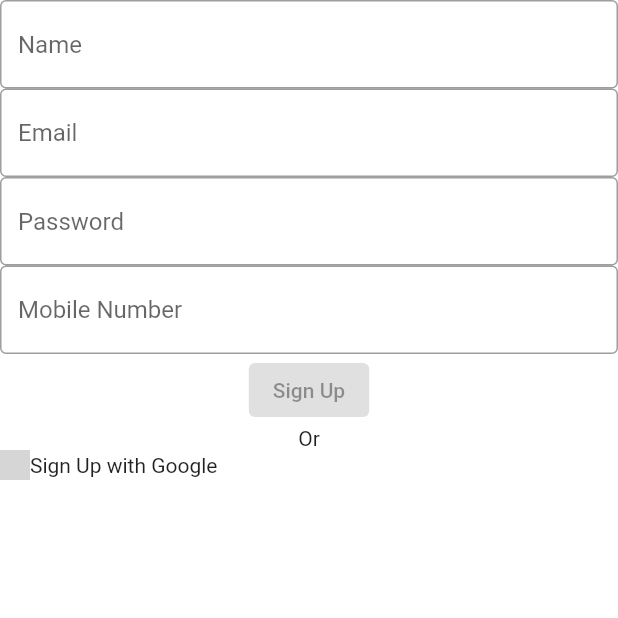
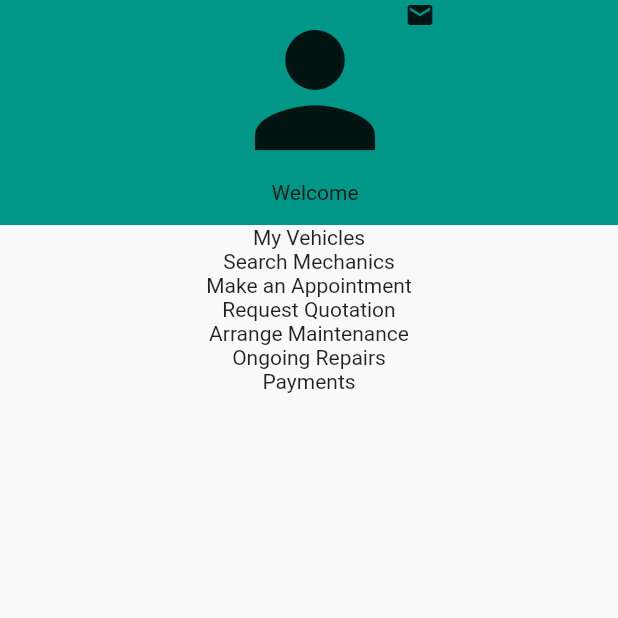
Before and after one commit to Ravindu-Jayathilaka/easy_fix, a Flutter app: the screen it shows after launch, on a phone screen of 412 x 824 dp, the top half of it. Run offline on Flutter 3.47's test engine with Material 2 defaults, Android fonts, the phone set to English and light mode, and no system bars; grey boxes are pictures that could not be loaded.

Commit message:
ui design

```diff
--- a/lib/main.dart
+++ b/lib/main.dart
@@ -1,10 +1,11 @@
-import 'package:easy_fix/newpassword.dart';
-import 'package:easy_fix/pwreset.dart';
-import 'package:easy_fix/verificationcode.dart';
+import 'package:easy_fix/LogIn/newpassword.dart';
+import 'package:easy_fix/LogIn/pwreset.dart';
+import 'package:easy_fix/LogIn/verificationcode.dart';
+import 'package:easy_fix/userwelcome.dart';
 import 'package:flutter/material.dart';
-import 'package:easy_fix/log in page.dart';
-import 'package:easy_fix/create account page.dart';
+import 'package:easy_fix/LogIn/log%20in%20page.dart';
+import 'package:easy_fix/LogIn/create%20account%20page.dart';
 
 void main() => runApp(MaterialApp(
-      home: CreateAccount(),
+      home: UserWelcome(),
     ));
--- /dev/null
+++ b/lib/myvehicles.dart
@@ -0,0 +1,15 @@
+import 'package:flutter/material.dart';
+
+class MyVehicles extends StatefulWidget {
+  const MyVehicles({Key? key}) : super(key: key);
+
+  @override
+  State<MyVehicles> createState() => _MyVehiclesState();
+}
+
+class _MyVehiclesState extends State<MyVehicles> {
+  @override
+  Widget build(BuildContext context) {
+    return Container();
+  }
+}
--- /dev/null
+++ b/lib/userwelcome.dart
@@ -0,0 +1,58 @@
+import 'package:flutter/material.dart';
+
+class UserWelcome extends StatefulWidget {
+  const UserWelcome({Key? key}) : super(key: key);
+
+  @override
+  State<UserWelcome> createState() => _UserWelcomeState();
+}
+
+class _UserWelcomeState extends State<UserWelcome> {
+  @override
+  Widget build(BuildContext context) {
+    return MaterialApp(
+      home: Scaffold(
+        body: SafeArea(
+          child: Column(
+            children: [
+              Container(
+                height: 150.0,
+                color: Colors.teal,
+                child: Row(
+                  children: [
+                    const SizedBox(width: 150),
+                    Column(
+                      children: const [
+                        Icon(
+                          Icons.person,
+                          size: 120,
+                        ),
+                        Text('Welcome'),
+                      ],
+                    ),
+                    Column(
+                      children: const [
+                        Icon(Icons.mail, size: 20),
+                      ],
+                    ),
+                  ],
+                ),
+              ),
+              Column(
+                children: const [
+                  Text('My Vehicles'),
+                  Text('Search Mechanics'),
+                  Text('Make an Appointment'),
+                  Text('Request Quotation'),
+                  Text('Arrange Maintenance'),
+                  Text('Ongoing Repairs'),
+                  Text('Payments'),
+                ],
+              )
+            ],
+          ),
+        ),
+      ),
+    );
+  }
+}
```
Also changed, not shown: lib/LogIn/create account page.dart (renamed from lib/create account page.dart), lib/LogIn/log in page.dart (renamed from lib/log in page.dart), lib/LogIn/newpassword.dart (renamed from lib/newpassword.dart), lib/LogIn/pwreset.dart (renamed from lib/pwreset.dart), lib/LogIn/verificationcode.dart (renamed from lib/verificationcode.dart).
